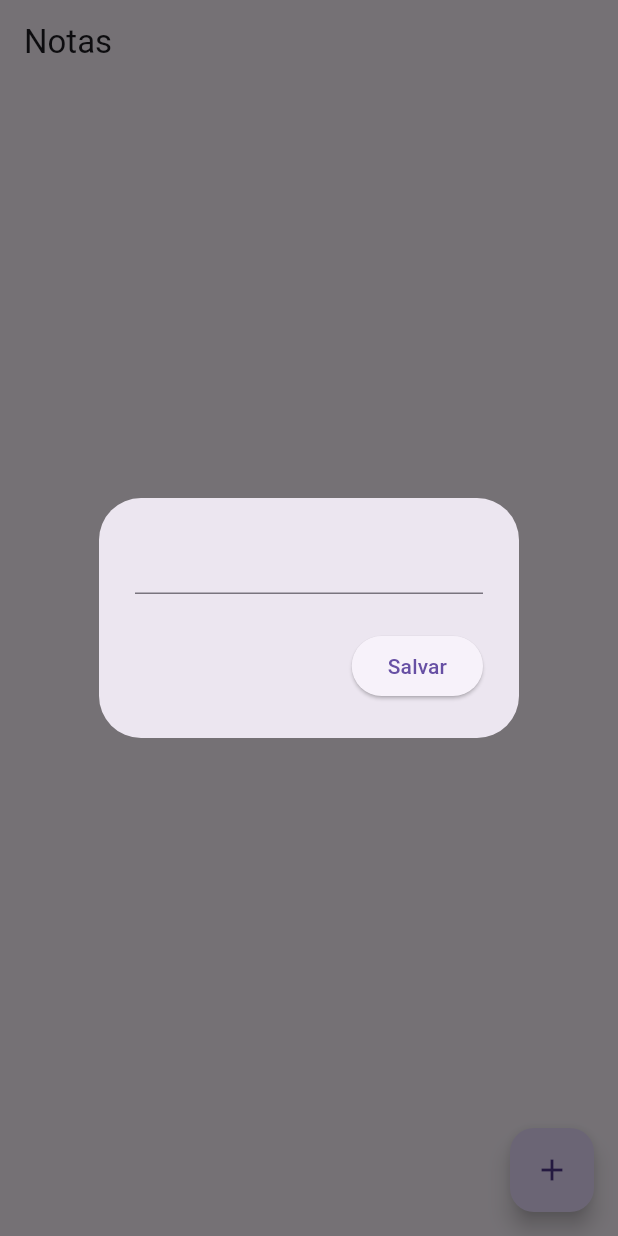
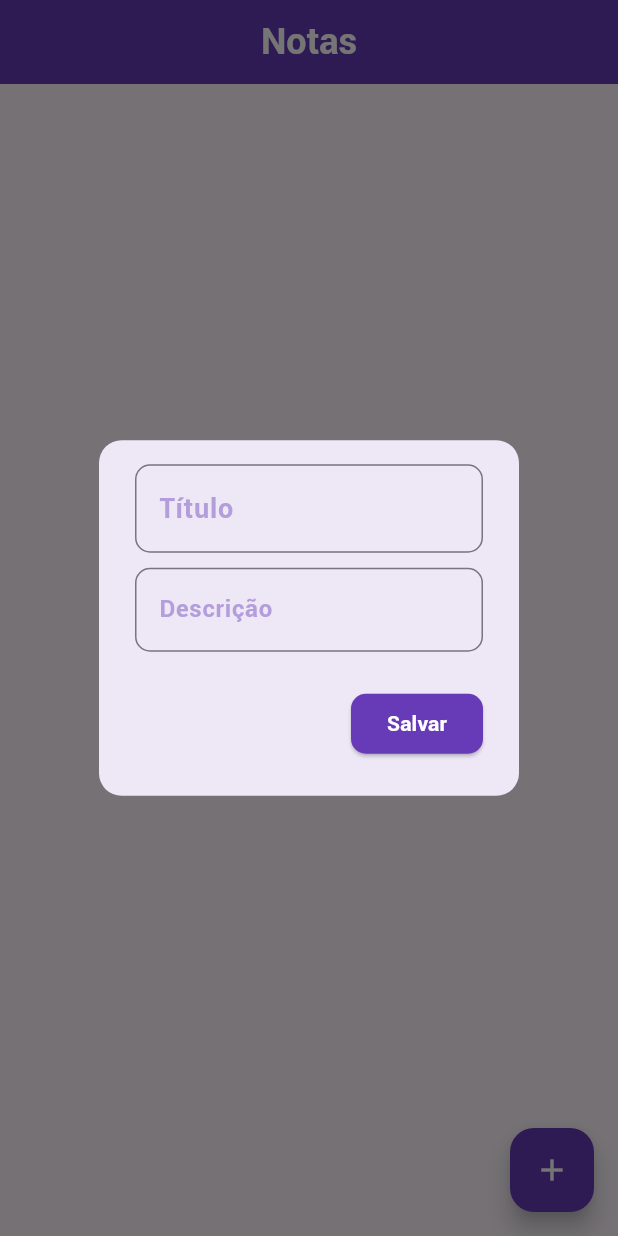
Before and after one commit to gabrielmesquita7/CRUD, a Flutter app: the screen it shows after launch, after a tap on the "add" icon, on a phone screen of 412 x 824 dp. Run offline on Flutter 3.47's test engine with Material 3 defaults, Android fonts, the phone set to English and light mode, and no system bars; our stand-ins replace cloud_firestore, firebase_core; accounts and stored records are empty.

Commit message:
1.1 -> add styles

```diff
--- a/crudapp/lib/pages/home_page.dart
+++ b/crudapp/lib/pages/home_page.dart
@@ -11,29 +11,86 @@ class HomePage extends StatefulWidget {
 
 class _HomePageState extends State<HomePage> {
   final FiretostoreService firestoreService = FiretostoreService();
+  final TextEditingController titleController = TextEditingController();
+  final TextEditingController descriptionController = TextEditingController();
 
-  final TextEditingController noteController = TextEditingController();
+  void openNoteBox(
+      {String? docID, String? currentTitle, String? currentDescription}) {
+    if (docID != null) {
+      titleController.text = currentTitle ?? '';
+      descriptionController.text = currentDescription ?? '';
+    }
 
-  void openNoteBox({String? docID}) {
     showDialog(
       context: context,
       builder: (context) => AlertDialog(
-        content: TextField(
-          controller: noteController,
+        backgroundColor: Colors.deepPurple[50],
+        shape: RoundedRectangleBorder(
+          borderRadius: BorderRadius.circular(15),
+        ),
+        content: Column(
+          mainAxisSize: MainAxisSize.min,
+          children: [
+            TextField(
+              controller: titleController,
+              style: TextStyle(
+                color: Colors.deepPurple,
+                fontSize: 18,
+                fontFamily: 'Roboto',
+                fontWeight: FontWeight.bold,
+              ),
+              decoration: InputDecoration(
+                hintText: "Título",
+                hintStyle: TextStyle(color: Colors.deepPurple[200]),
+                border: OutlineInputBorder(
+                  borderRadius: BorderRadius.circular(10),
+                ),
+              ),
+            ),
+            const SizedBox(height: 10),
+            TextField(
+              controller: descriptionController,
+              style: TextStyle(
+                color: Colors.deepPurple,
+                fontSize: 16,
+                fontFamily: 'Roboto',
+              ),
+              decoration: InputDecoration(
+                hintText: "Descrição",
+                hintStyle: TextStyle(color: Colors.deepPurple[200]),
+                border: OutlineInputBorder(
+                  borderRadius: BorderRadius.circular(10),
+                ),
+              ),
+            ),
+          ],
         ),
         actions: [
           ElevatedButton(
+            style: ElevatedButton.styleFrom(
+              backgroundColor: Colors.deepPurple,
+              shape: RoundedRectangleBorder(
+                borderRadius: BorderRadius.circular(10),
+              ),
+            ),
             onPressed: () {
               if (docID == null) {
-                  firestoreService.addNote(noteController.text);
+                firestoreService.addNote(
+                    titleController.text, descriptionController.text);
               } else {
-                  firestoreService.updateNote(noteController.text, docID);
+                firestoreService.updateNote(
+                    titleController.text, descriptionController.text, docID);
               }
 
-                noteController.clear();
+              titleController.clear();
+              descriptionController.clear();
               Navigator.pop(context);
             },
-              child: Text("Salvar")),
+            child: const Text(
+              "Salvar",
+              style: TextStyle(color: Colors.white),
+            ),
+          ),
         ],
       ),
     );
@@ -43,17 +100,33 @@ class _HomePageState extends State<HomePage> {
   Widget build(BuildContext context) {
     return Scaffold(
       appBar: AppBar(
-        title: Text("Notas"),
+        title: const Center(
+          child: Text(
+            "Notas",
+            style: TextStyle(
+              fontFamily: 'Roboto',
+              fontWeight: FontWeight.bold,
+              fontSize: 24,
+              color: Colors.white,
+            ),
+          ),
+        ),
+        backgroundColor: Colors.deepPurple,
       ),
       floatingActionButton: FloatingActionButton(
         onPressed: openNoteBox,
-        child: const Icon(Icons.add),
+        backgroundColor: Colors.deepPurple,
+        child: const Icon(Icons.add, color: Colors.white),
       ),
       body: StreamBuilder<QuerySnapshot>(
         stream: firestoreService.getNotes(),
         builder: (context, snapshot) {
-            if (snapshot.hasData) {
-              List noteslist = snapshot.data!.docs;
+          if (snapshot.connectionState == ConnectionState.waiting) {
+            return const Center(
+              child: CircularProgressIndicator(),
+            );
+          } else if (snapshot.hasData && snapshot.data!.docs.isNotEmpty) {
+            List<DocumentSnapshot> noteslist = snapshot.data!.docs;
             return ListView.builder(
               itemCount: noteslist.length,
               itemBuilder: (context, index) {
@@ -61,27 +134,92 @@ class _HomePageState extends State<HomePage> {
                 String docID = document.id;
                 Map<String, dynamic> data =
                     document.data() as Map<String, dynamic>;
-                    String noteText = data['note'];
+                String noteTitle = data['title'];
+                String noteDescription = data['description'];
 
-                    return ListTile(
-                        title: Text(noteText),
+                return Card(
+                  margin: const EdgeInsets.symmetric(
+                    vertical: 12,
+                    horizontal: 16,
+                  ),
+                  shape: RoundedRectangleBorder(
+                    borderRadius: BorderRadius.circular(10),
+                  ),
+                  child: Container(
+                    padding: const EdgeInsets.all(16),
+                    child: ListTile(
+                      contentPadding: const EdgeInsets.symmetric(
+                        vertical: 12,
+                        horizontal: 16,
+                      ),
+                      title: Text(
+                        noteTitle,
+                        style: TextStyle(
+                          color: Colors.deepPurple[900],
+                          fontSize: 20,
+                          fontWeight: FontWeight.bold,
+                        ),
+                      ),
+                      subtitle: Text(
+                        noteDescription,
+                        style: TextStyle(
+                          color: Colors.deepPurple[700],
+                          fontSize: 16,
+                          fontWeight: FontWeight.w400,
+                        ),
+                      ),
                       trailing: Row(
                         mainAxisSize: MainAxisSize.min,
                         children: [
                           IconButton(
-                                onPressed: () => openNoteBox(docID: docID),
-                                icon: const Icon(Icons.settings)),
+                            onPressed: () => openNoteBox(
+                                docID: docID,
+                                currentTitle: noteTitle,
+                                currentDescription: noteDescription),
+                            icon: const Icon(
+                              Icons.edit,
+                              color: Colors.deepPurple,
+                            ),
+                          ),
                           IconButton(
-                                onPressed: () =>
-                                    firestoreService.deleteNote(docID),
-                                icon: const Icon(Icons.delete)),
+                            onPressed: () => firestoreService.deleteNote(docID),
+                            icon: const Icon(
+                              Icons.delete,
+                              color: Colors.redAccent,
+                            ),
+                          ),
                         ],
-                        ));
-                  });
+                      ),
+                    ),
+                  ),
+                );
+              },
+            );
+          } else if (snapshot.hasError) {
+            return const Center(
+              child: Text(
+                "Erro ao carregar notas",
+                style: TextStyle(
+                  color: Colors.redAccent,
+                  fontSize: 20,
+                  fontWeight: FontWeight.bold,
+                ),
+              ),
+            );
           } else {
-              return const Text("Sem notas");
+            return const Center(
+              child: Text(
+                "Sem notas",
+                style: TextStyle(
+                  color: Colors.deepPurple,
+                  fontSize: 20,
+                  fontWeight: FontWeight.bold,
+                ),
+              ),
+            );
           }
-          }),
+        },
+      ),
     );
   }
 }
--- a/crudapp/lib/services/firestore.dart
+++ b/crudapp/lib/services/firestore.dart
@@ -3,30 +3,31 @@ import 'package:cloud_firestore/cloud_firestore.dart';
 class FiretostoreService {
   final CollectionReference notes =
       FirebaseFirestore.instance.collection('notes');
-  //CREATE
-  Future<void> addNote(String note) {
+
+  // CREATE
+  Future<void> addNote(String title, String description) {
     return notes.add({
-      'note': note,
+      'title': title,
+      'description': description,
       'timestamp': Timestamp.now(),
     });
   }
 
-  //READ
+  // READ
   Stream<QuerySnapshot> getNotes() {
-    final notesStream =
-        notes.orderBy('timestamp', descending: true).snapshots();
-    return notesStream;
+    return notes.orderBy('timestamp', descending: true).snapshots();
   }
 
-  //UPDATE
-  Future<void> updateNote(String newnote, String docID) {
+  // UPDATE
+  Future<void> updateNote(String title, String description, String docID) {
     return notes.doc(docID).update({
-      'note': newnote,
+      'title': title,
+      'description': description,
       'timestamp': Timestamp.now(),
     });
   }
 
-  //DELETE
+  // DELETE
   Future<void> deleteNote(String docID) {
     return notes.doc(docID).delete();
   }
```
Also changed, not shown: crudapp/pubspec.yaml (+6 -2 lines), crudapp/assets/fonts/Roboto-Bold.ttf (added). Lines whose indentation alone changed are shown as unchanged.
